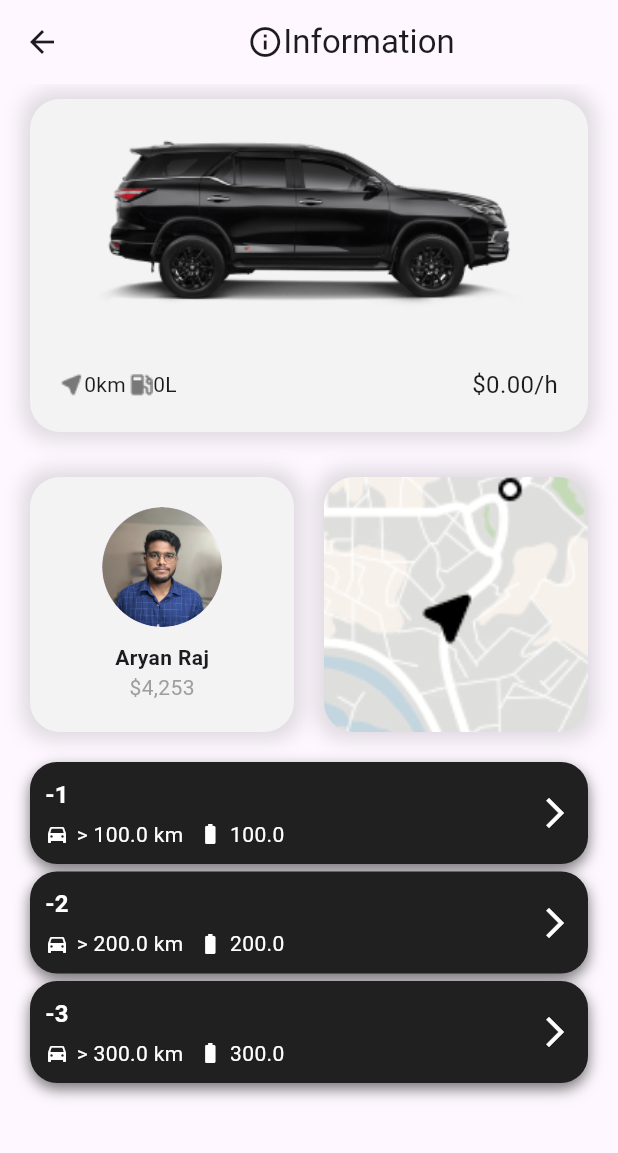
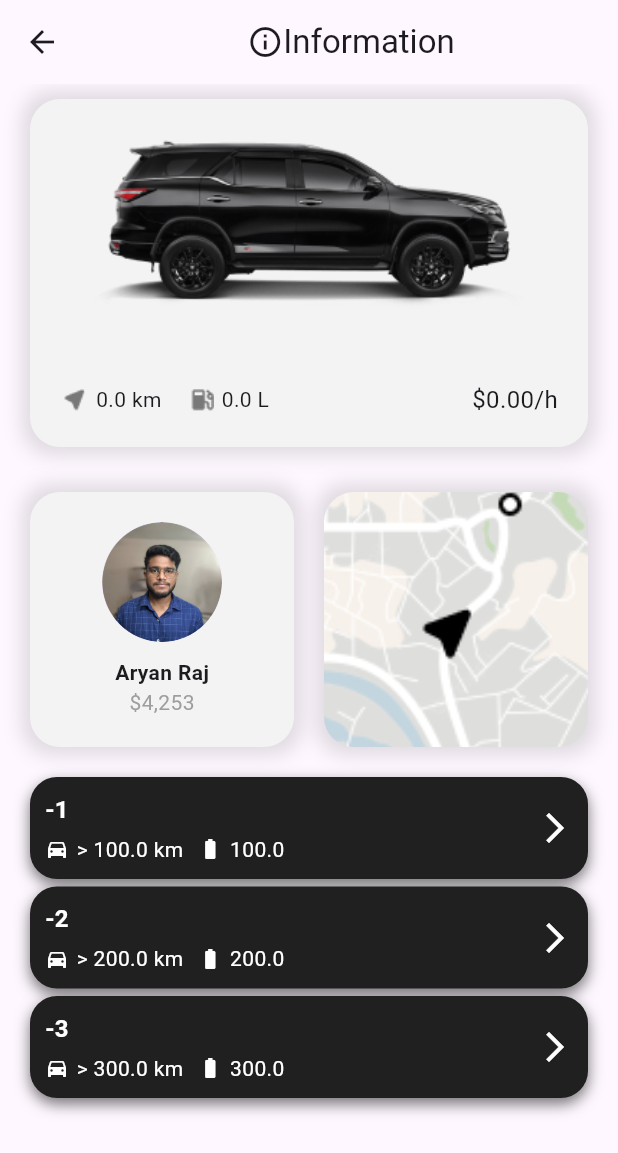
Before and after one commit to Aryan1021/rento, a Flutter app: the CarDetailsPage screen opened directly with empty values, on a phone screen of 412 x 824 dp. Shown: the top 1153 px of the screen. Run offline on Flutter 3.47's test engine with Material 3 defaults, Android fonts, the phone set to English and light mode, and no system bars; our stand-ins replace cloud_firestore, firebase_core, flutter_bloc, flutter_dotenv, flutter_map, get_it and 1 more; accounts and stored records are empty.

Commit message:
Resolved issues in car.dart, car_card.dart, car_list_screen.dart, and main.dart

```diff
--- a/lib/presentation/widgets/car_card.dart
+++ b/lib/presentation/widgets/car_card.dart
@@ -12,17 +12,17 @@ class CarCard extends StatelessWidget {
     return GestureDetector(
       onTap: () {
         Navigator.push(
-            context,
-            MaterialPageRoute(builder: (context) => CarDetailsPage(car: car,))
+          context,
+          MaterialPageRoute(builder: (context) => CarDetailsPage(car: car)),
         );
       },
       child: Container(
-        margin: EdgeInsets.symmetric(vertical: 10, horizontal: 20),
-        padding: EdgeInsets.all(20),
+        margin: const EdgeInsets.symmetric(vertical: 10, horizontal: 20),
+        padding: const EdgeInsets.all(20),
         decoration: BoxDecoration(
-          color: Color(0xffF3F3F3),
+          color: const Color(0xffF3F3F3),
           borderRadius: BorderRadius.circular(20),
-          boxShadow: [
+          boxShadow: const [
             BoxShadow(
               color: Colors.black12,
               blurRadius: 10,
@@ -32,15 +32,16 @@ class CarCard extends StatelessWidget {
         ),
         child: Column(
           children: [
-            Image.asset('assets/car_image.png', height: 120,),
+            Image.asset('assets/car_image.png', height: 120),
+            const SizedBox(height: 10),
             Text(
               car.model,
-              style: TextStyle(
+              style: const TextStyle(
                 fontWeight: FontWeight.bold,
                 fontSize: 20,
               ),
             ),
-            SizedBox(height: 10,),
+            const SizedBox(height: 10),
             Row(
               mainAxisAlignment: MainAxisAlignment.spaceBetween,
               children: [
@@ -48,23 +49,24 @@ class CarCard extends StatelessWidget {
                   children: [
                     Row(
                       children: [
-                        Image.asset('assets/gps.png'),
-                        Text('${car.distance.toStringAsFixed(0)}km'),
+                        Image.asset('assets/gps.png', height: 20),
+                        const SizedBox(width: 4),
+                        Text('${car.distance.toStringAsFixed(1)} km'),
                       ],
                     ),
+                    const SizedBox(width: 16),
                     Row(
                       children: [
-                        Image.asset('assets/pump.png'),
-                        Text('${car.fuelCapacity.toStringAsFixed(0)}L'),
+                        Image.asset('assets/pump.png', height: 20),
+                        const SizedBox(width: 4),
+                        Text('${car.fuelCapacity.toStringAsFixed(1)} L'),
                       ],
                     ),
                   ],
                 ),
                 Text(
-                    '\$${car.pricePerHour.toStringAsFixed(2)}/h',
-                  style: TextStyle(
-                    fontSize: 16,
-                  ),
+                  '\$${car.pricePerHour.toStringAsFixed(2)}/h',
+                  style: const TextStyle(fontSize: 16),
                 ),
               ],
             ),
```
Also changed, not shown: lib/data/models/car.dart (+14 -5 lines), lib/main.dart (+7 -0 lines), lib/presentation/pages/car_list_screen.dart (+12 -17 lines).
